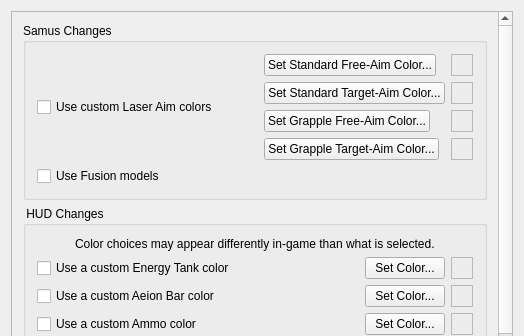
Above: randovania/games/samus_returns/gui/ui_files/msr_cosmetic_patches_dialog.ui from randovania/randovania before the change; both pictures show x 0 to 524 and y 0 to 336 of the 524 by 546 pixel window. Below: the same form after it.
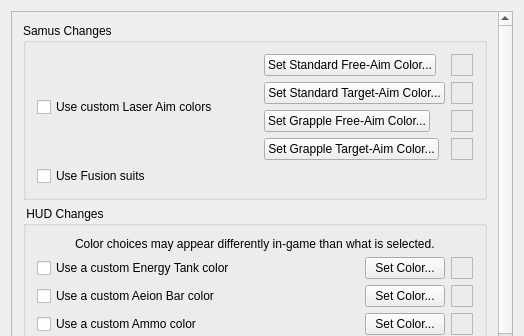
That is the form after the change. Custom widgets are drawn as their Qt base class.

Commit message: Rename "Fusion models" for user facing parts to "Fusion suits"

```diff
--- a/randovania/games/samus_returns/gui/ui_files/msr_cosmetic_patches_dialog.ui
+++ b/randovania/games/samus_returns/gui/ui_files/msr_cosmetic_patches_dialog.ui
@@ -241,7 +241,7 @@
           <item>
            <widget class="QCheckBox" name="use_fusion_models_cb">
             <property name="text">
-             <string>Use Fusion models</string>
+             <string>Use Fusion suits</string>
             </property>
            </widget>
           </item>
```
The commit also changes 2 other files.
